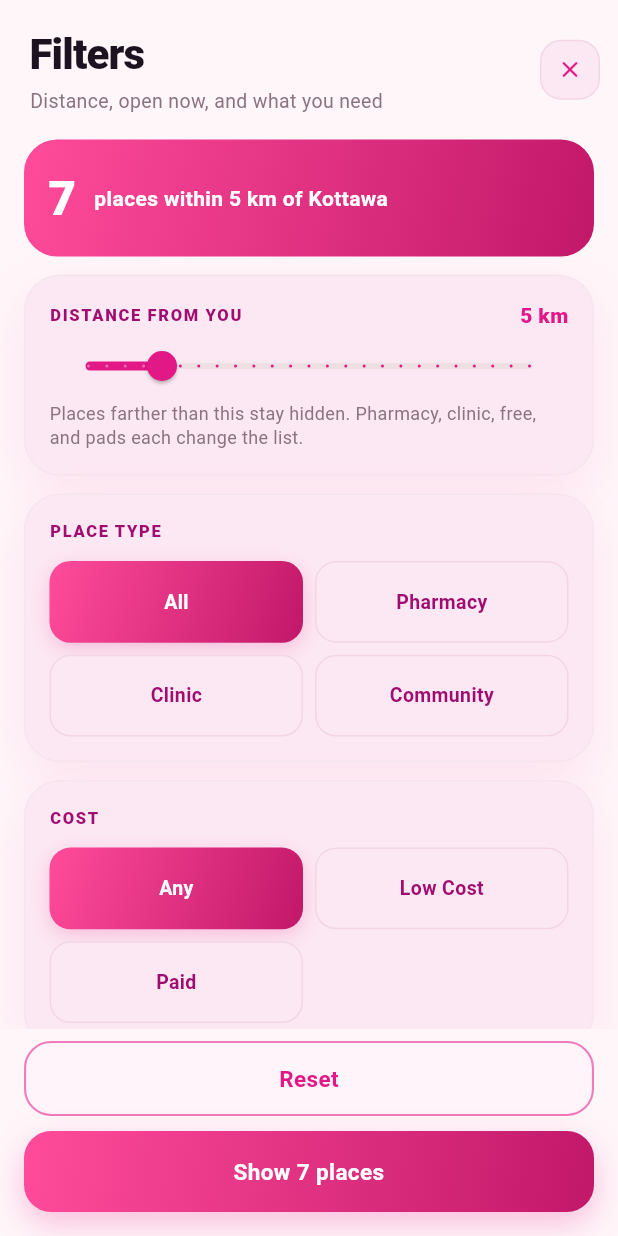
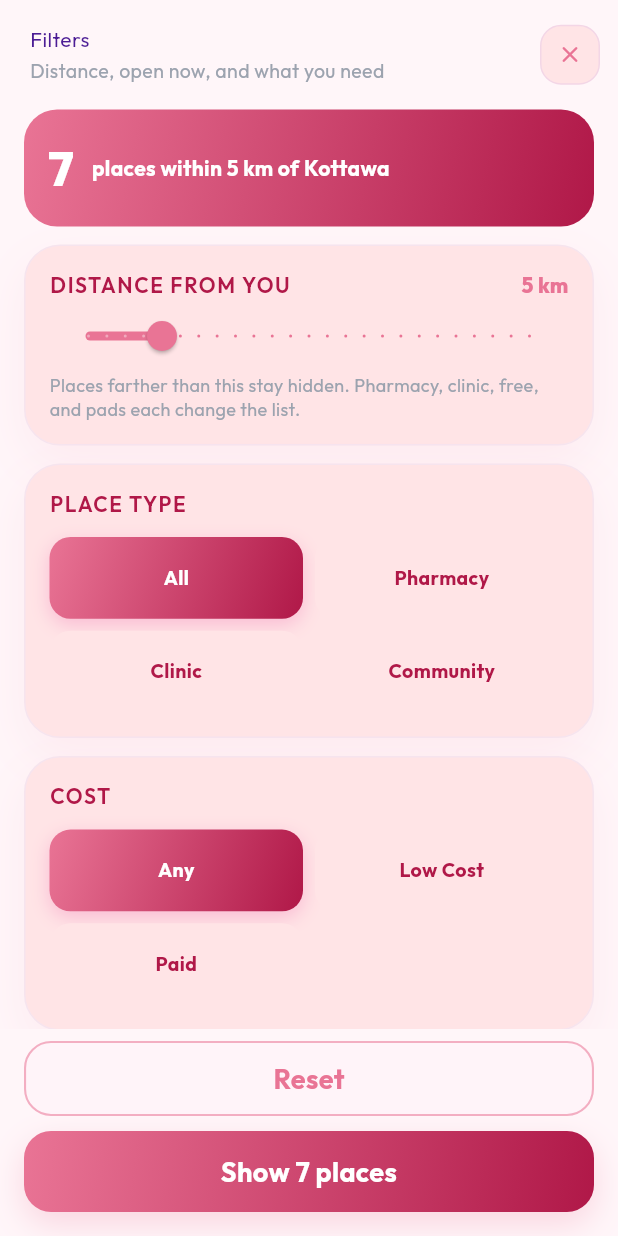
Before and after one commit to sathira21/CycleTracket, a Flutter app: the screen it shows after launch, item 2 of the bottom bar chosen, after a tap on "Filters", on a phone screen of 412 x 824 dp. Run offline on Flutter 3.47's test engine with Material 3 defaults, Android fonts, the phone set to English and light mode, and no system bars; our stand-ins replace flutter_map, geolocator, google_fonts, hive, hive_flutter, latlong2 and 2 more; accounts and stored records are empty; statements that could not run were skipped.

Commit message:
Open Find Help from the location tab and match its type and colors to the other screens.

```diff
--- a/find_help/lib/real_map.dart
+++ b/find_help/lib/real_map.dart
@@ -24,6 +24,7 @@
   Widget build(BuildContext context) {
     final image = Image.asset(
       place.photo,
+      package: 'find_help',
       height: height,
       width: double.infinity,
       fit: BoxFit.cover,
--- a/find_help/lib/screens/details_screen.dart
+++ b/find_help/lib/screens/details_screen.dart
@@ -116,11 +116,7 @@
                                             type: MaterialType.transparency,
                                             child: Text(
                                               place.name,
-                                              style: const TextStyle(
-                                                fontSize: 22,
-                                                fontWeight: FontWeight.w800,
-                                                letterSpacing: -0.4,
-                                              ),
+                                              style: Theme.of(context).textTheme.titleLarge,
                                             ),
                                           ),
                                         ),
--- a/find_help/lib/screens/directory_screen.dart
+++ b/find_help/lib/screens/directory_screen.dart
@@ -124,7 +124,7 @@
                     child: Column(
                       crossAxisAlignment: CrossAxisAlignment.start,
                       children: [
-                        Text('My pharmacies', style: TextStyle(fontSize: 17, fontWeight: FontWeight.w800)),
+                        Text('My pharmacies', style: Theme.of(context).textTheme.displayLarge),
                         Text(
                           'Create, edit, and delete places stored on this phone',
                           style: TextStyle(color: AppColors.muted, fontSize: 11),
--- a/find_help/lib/screens/feedback_screen.dart
+++ b/find_help/lib/screens/feedback_screen.dart
@@ -53,10 +53,10 @@
                     const BackButtonRound(),
                     const SizedBox(width: 12),
                   ],
-                  const Expanded(
+                  Expanded(
                     child: Text(
                       'How was your visit?',
-                      style: TextStyle(fontSize: 17, fontWeight: FontWeight.w800),
+                      style: Theme.of(context).textTheme.titleLarge,
                     ),
                   ),
                 ],
--- a/find_help/lib/screens/filters_screen.dart
+++ b/find_help/lib/screens/filters_screen.dart
@@ -81,7 +81,7 @@
                     child: Column(
                       crossAxisAlignment: CrossAxisAlignment.start,
                       children: [
-                        Text('Filters', style: TextStyle(fontSize: 28, fontWeight: FontWeight.w800, letterSpacing: -0.6)),
+                        Text('Filters', style: Theme.of(context).textTheme.displayLarge),
                         SizedBox(height: 2),
                         Text('Distance, open now, and what you need', style: TextStyle(color: AppColors.muted, fontSize: 13)),
                       ],
--- a/find_help/lib/screens/help_screen.dart
+++ b/find_help/lib/screens/help_screen.dart
@@ -23,7 +23,7 @@
                   child: Column(
                     crossAxisAlignment: CrossAxisAlignment.start,
                     children: [
-                      Text('Help', style: TextStyle(fontSize: 22, fontWeight: FontWeight.w800)),
+                      Text('Help', style: Theme.of(context).textTheme.displayLarge),
                       Text('How to find pharmacies and clinics', style: TextStyle(color: AppColors.muted, fontSize: 12)),
                     ],
                   ),
--- a/find_help/lib/screens/history_screen.dart
+++ b/find_help/lib/screens/history_screen.dart
@@ -27,7 +27,7 @@
                   const Expanded(
                     child: Column(
                       children: [
-                        Text('Visit history', style: TextStyle(fontSize: 17, fontWeight: FontWeight.w800)),
+                        Text('Visit history', style: Theme.of(context).textTheme.displayLarge),
                         SizedBox(height: 2),
                         Text(
                           'Every pharmacy you opened',
--- a/find_help/lib/screens/home_screen.dart
+++ b/find_help/lib/screens/home_screen.dart
@@ -51,7 +51,7 @@
     final recent = app.history.isEmpty ? null : app.history.first;
 
     return Scaffold(
-      backgroundColor: const Color(0xFFF7F6F8),
+      backgroundColor: AppColors.blush,
       body: SafeArea(
         child: ListView(
           padding: const EdgeInsets.fromLTRB(16, 10, 16, 24),
@@ -83,9 +83,9 @@
               ],
             ),
             const SizedBox(height: 8),
-            const Text(
+            Text(
               'Find Help\nNearby',
-              style: TextStyle(fontSize: 32, height: 1.02, fontWeight: FontWeight.w800, letterSpacing: -0.8),
+              style: Theme.of(context).textTheme.displayLarge,
             ),
             const SizedBox(height: 12),
             TextField(
@@ -247,7 +247,7 @@
               _DueBanner(reminder: app.dueReminders.first),
             ],
             const SizedBox(height: 16),
-            const Text('Your lists', style: TextStyle(fontWeight: FontWeight.w800, fontSize: 16)),
+            Text('Your lists', style: Theme.of(context).textTheme.titleLarge),
             const SizedBox(height: 8),
             Row(
               children: [
--- a/find_help/lib/screens/notes_screen.dart
+++ b/find_help/lib/screens/notes_screen.dart
@@ -91,7 +91,7 @@
                   child: Column(
                     crossAxisAlignment: CrossAxisAlignment.start,
                     children: [
-                      Text('Notes', style: TextStyle(fontSize: 22, fontWeight: FontWeight.w800)),
+                      Text('Notes', style: Theme.of(context).textTheme.displayLarge),
                       Text('Write, edit, or delete a visit note', style: TextStyle(color: AppColors.muted, fontSize: 12)),
                     ],
                   ),
--- a/find_help/lib/screens/permission_screen.dart
+++ b/find_help/lib/screens/permission_screen.dart
@@ -82,10 +82,10 @@
               child: const Icon(Icons.location_on_rounded, color: Colors.white, size: 30),
             ),
             const SizedBox(height: 16),
-            const Text(
+            Text(
               'Allow Find Help to use your location?',
               textAlign: TextAlign.center,
-              style: TextStyle(fontSize: 18, height: 1.25, fontWeight: FontWeight.w800),
+              style: Theme.of(context).textTheme.titleLarge,
             ),
             const SizedBox(height: 8),
             const Text(
--- a/find_help/lib/screens/reminders_screen.dart
+++ b/find_help/lib/screens/reminders_screen.dart
@@ -129,7 +129,7 @@
                   child: Column(
                     crossAxisAlignment: CrossAxisAlignment.start,
                     children: [
-                      Text('Reminders', style: TextStyle(fontSize: 22, fontWeight: FontWeight.w800)),
+                      Text('Reminders', style: Theme.of(context).textTheme.displayLarge),
                       Text('Pick a date and time. Due alerts show while the app is open.', style: TextStyle(color: AppColors.muted, fontSize: 12)),
                     ],
                   ),
--- a/find_help/lib/screens/saved_screen.dart
+++ b/find_help/lib/screens/saved_screen.dart
@@ -142,7 +142,7 @@
                     child: Column(
                       crossAxisAlignment: CrossAxisAlignment.start,
                       children: [
-                        const Text('Saved places', style: TextStyle(fontSize: 17, fontWeight: FontWeight.w800)),
+                        Text('Saved places', style: Theme.of(context).textTheme.displayLarge),
                         Text(
                           '${items.length} places ready for your next visit',
                           style: const TextStyle(color: Color(0xFF64748B), fontSize: 11),
@@ -381,7 +381,7 @@
                           const SizedBox(height: 2),
                           Text(
                             '$count saved ${count == 1 ? 'place' : 'places'}',
-                            style: const TextStyle(color: Colors.white, fontSize: 22, fontWeight: FontWeight.w800),
+                            style: Theme.of(context).textTheme.titleLarge?.copyWith(color: Colors.white),
                           ),
                           const SizedBox(height: 2),
                           const Row(
--- a/find_help/lib/screens/supplies_screen.dart
+++ b/find_help/lib/screens/supplies_screen.dart
@@ -121,7 +121,7 @@
                     child: Column(
                       crossAxisAlignment: CrossAxisAlignment.start,
                       children: [
-                        Text('Supply Readiness', style: TextStyle(fontSize: 17, fontWeight: FontWeight.w800)),
+                        Text('Supply Readiness', style: Theme.of(context).textTheme.displayLarge),
                         Text(
                           'Track essentials before a pharmacy visit in Sri Lanka',
                           style: TextStyle(color: AppColors.muted, fontSize: 11),
--- a/find_help/lib/theme.dart
+++ b/find_help/lib/theme.dart
@@ -1,27 +1,29 @@
 import 'package:flutter/material.dart';
+import 'package:google_fonts/google_fonts.dart';
 
+/// Same palette as the Cycle Care screens (dashboard, calendar, learn).
 class AppColors {
-  static const blush = Color(0xFFFFF6F9);
-  static const blushDeep = Color(0xFFFCE8F2);
-  static const primary = Color(0xFFE21886);
-  static const primaryDark = Color(0xFF9F0D71);
-  static const plum = Color(0xFF3A122C);
-  static const ink = Color(0xFF1C1220);
-  static const muted = Color(0xFF8B7382);
-  static const line = Color(0xFFF3D6E6);
-  static const card = Color(0xFFFCE8F2);
-  static const teal = Color(0xFFE21886);
-  static const tealDeep = Color(0xFF3A122C);
+  static const blush = Color(0xFFFDF2F8);
+  static const blushDeep = Color(0xFFFFE4E6);
+  static const primary = Color(0xFFE97495);
+  static const primaryDark = Color(0xFFB01848);
+  static const plum = Color(0xFF4C1D95);
+  static const ink = Color(0xFF4C1D95);
+  static const muted = Color(0xFF9CA3AF);
+  static const line = Color(0xFFFFE4E6);
+  static const card = Color(0xFFFFE4E6);
+  static const teal = Color(0xFFE97495);
+  static const tealDeep = Color(0xFF4A0F2B);
 
   static const primaryGradient = LinearGradient(
     begin: Alignment.topLeft,
     end: Alignment.bottomRight,
-    colors: [Color(0xFFFF4B9A), Color(0xFFC2186A)],
+    colors: [Color(0xFFE97495), Color(0xFFB01848)],
   );
 
   static const cardShadow = [
     BoxShadow(
-      color: Color(0x16E21886),
+      color: Color(0x16E97495),
       blurRadius: 28,
       offset: Offset(0, 12),
     ),
@@ -29,44 +31,65 @@
 }
 
 ThemeData buildTheme() {
-  final base = ThemeData(
+  final textTheme = GoogleFonts.outfitTextTheme().copyWith(
+    displayLarge: GoogleFonts.outfit(
+      color: AppColors.ink,
+      fontSize: 32,
+      fontWeight: FontWeight.bold,
+      height: 1.05,
+    ),
+    titleLarge: GoogleFonts.outfit(
+      color: AppColors.ink,
+      fontSize: 24,
+      fontWeight: FontWeight.w600,
+    ),
+    bodyLarge: GoogleFonts.outfit(color: AppColors.ink, fontSize: 16),
+    bodyMedium: GoogleFonts.outfit(color: AppColors.ink, fontSize: 14),
+  ).apply(fontFamilyFallback: [GoogleFonts.notoSansSinhala().fontFamily!]);
+
+  return ThemeData(
     useMaterial3: true,
     brightness: Brightness.light,
+    primaryColor: AppColors.primary,
     scaffoldBackgroundColor: AppColors.blush,
-    colorScheme: ColorScheme.fromSeed(
-      seedColor: AppColors.primary,
+    colorScheme: ColorScheme.light(
       primary: AppColors.primary,
+      secondary: AppColors.primary,
       surface: AppColors.card,
     ),
+    textTheme: textTheme,
     splashFactory: InkRipple.splashFactory,
-  );
-
-  return base.copyWith(
-    textTheme: base.textTheme.apply(
-      bodyColor: AppColors.ink,
-      displayColor: AppColors.ink,
-    ),
     snackBarTheme: SnackBarThemeData(
       behavior: SnackBarBehavior.floating,
       backgroundColor: AppColors.plum,
-      contentTextStyle: const TextStyle(
+      contentTextStyle: GoogleFonts.outfit(
         color: Colors.white,
+        fontSize: 14,
         fontWeight: FontWeight.w600,
       ),
       shape: RoundedRectangleBorder(borderRadius: BorderRadius.circular(16)),
     ),
+    elevatedButtonTheme: ElevatedButtonThemeData(
+      style: ElevatedButton.styleFrom(
+        backgroundColor: AppColors.primary,
+        foregroundColor: Colors.white,
+        shape: RoundedRectangleBorder(borderRadius: BorderRadius.circular(20)),
+        padding: const EdgeInsets.symmetric(vertical: 16),
+        textStyle: GoogleFonts.outfit(fontSize: 18, fontWeight: FontWeight.bold),
+      ),
+    ),
     inputDecorationTheme: InputDecorationTheme(
       filled: true,
-      fillColor: AppColors.card,
+      fillColor: Colors.white,
       contentPadding: const EdgeInsets.symmetric(horizontal: 14, vertical: 14),
-      hintStyle: const TextStyle(color: Color(0xFFC4A8B6), fontWeight: FontWeight.w500),
+      hintStyle: GoogleFonts.outfit(color: AppColors.muted, fontSize: 14, fontWeight: FontWeight.w500),
       border: OutlineInputBorder(
         borderRadius: BorderRadius.circular(16),
-        borderSide: const BorderSide(color: Color(0xFFE8E0E5)),
+        borderSide: const BorderSide(color: AppColors.line),
       ),
       enabledBorder: OutlineInputBorder(
         borderRadius: BorderRadius.circular(16),
-        borderSide: const BorderSide(color: Color(0xFFE8E0E5)),
+        borderSide: const BorderSide(color: AppColors.line),
       ),
       focusedBorder: OutlineInputBorder(
         borderRadius: BorderRadius.circular(16),
--- a/find_help/lib/widgets.dart
+++ b/find_help/lib/widgets.dart
@@ -282,7 +282,7 @@
           borderRadius: BorderRadius.circular(18),
           boxShadow: const [
             BoxShadow(
-              color: Color(0x40E21886),
+              color: Color(0x40E97495),
               blurRadius: 18,
               offset: Offset(0, 8),
             ),
@@ -303,8 +303,8 @@
                 overflow: TextOverflow.ellipsis,
                 style: const TextStyle(
                   color: Colors.white,
-                  fontSize: 15,
-                  fontWeight: FontWeight.w700,
+                  fontSize: 18,
+                  fontWeight: FontWeight.bold,
                 ),
               ),
             ),
@@ -346,7 +346,7 @@
         ),
         child: Text(
           label,
-          style: TextStyle(color: color, fontSize: 15, fontWeight: FontWeight.w700),
+          style: TextStyle(color: color, fontSize: 18, fontWeight: FontWeight.bold),
         ),
       ),
     );
@@ -364,8 +364,8 @@
       text.toUpperCase(),
       style: const TextStyle(
         color: AppColors.primaryDark,
-        fontSize: 11,
-        fontWeight: FontWeight.w800,
+        fontSize: 14,
+        fontWeight: FontWeight.w600,
         letterSpacing: 1.1,
       ),
     );
--- a/find_help/pubspec.yaml
+++ b/find_help/pubspec.yaml
@@ -17,6 +17,7 @@
   latlong2: ^0.9.1
   shared_preferences: ^2.5.3
   url_launcher: ^6.3.1
+  google_fonts: ^8.2.1
 
 dev_dependencies:
   flutter_test:
--- a/pubspec.yaml
+++ b/pubspec.yaml
@@ -46,6 +46,8 @@
   intl: ^0.20.3
   flutter_localizations:
     sdk: flutter
+  find_help:
+    path: find_help
 
 dev_dependencies:
   flutter_test:
```
Also changed, not shown: lib/screens/find_help_screen.dart (added, +39 -0 lines), lib/screens/main_screen.dart (+7 -31 lines), find_help/pubspec.lock, pubspec.lock, 1 other file.
